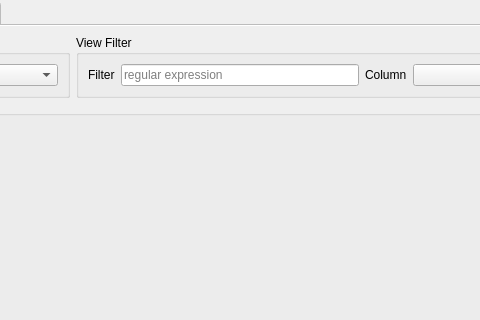
Above: src/plugins/OpenSpeedShop/Experiment/ExperimentWidget.ui from OpenSpeedShop/gui before the change; both pictures show x 276 to 756 and y 0 to 320 of the 845 by 512 pixel window. Below: the same form after it.
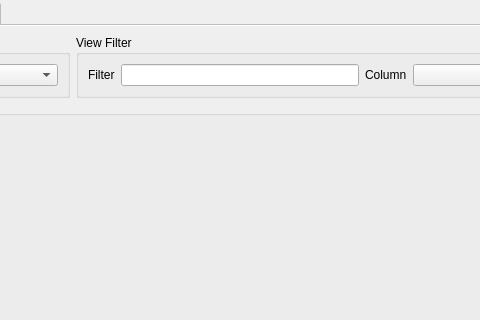
That is the form after the change. The open tabs and pages were chosen to show the change. Icons and pictures are not drawn.

```diff
--- a/src/plugins/OpenSpeedShop/Experiment/ExperimentWidget.ui
+++ b/src/plugins/OpenSpeedShop/Experiment/ExperimentWidget.ui
@@ -550,9 +550,6 @@
                 <height>0</height>
                </size>
               </property>
-              <property name="placeholderText">
-               <string>regular expression</string>
-              </property>
              </widget>
             </item>
             <item row="0" column="3">
```
Left out of the diff: 2 changed lines with no effect on the pictures.
